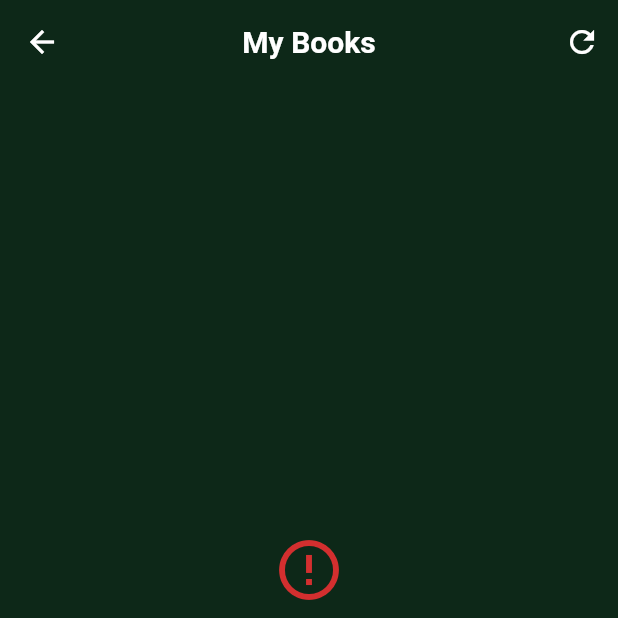
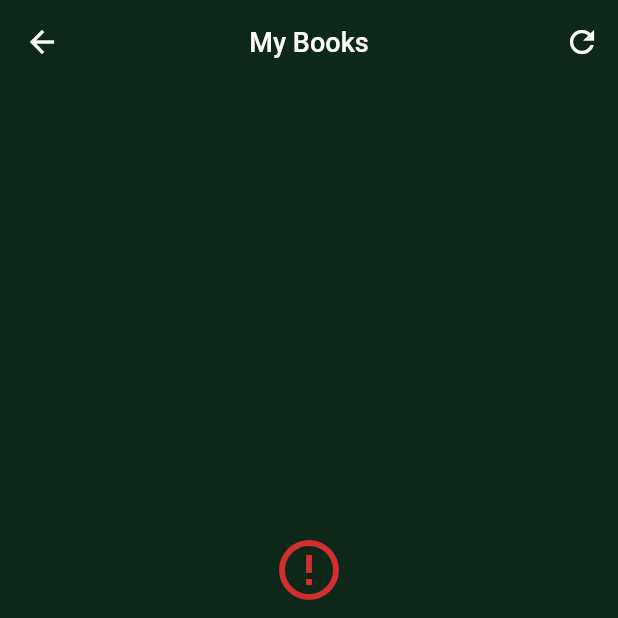
Before and after one commit to krish-anu/LibraryApp, a Flutter app: the Borrowed screen opened directly, on a phone screen of 412 x 824 dp, the top half of it. Run offline on Flutter 3.47's test engine with Material 3 defaults, Android fonts, the phone set to English and light mode, and no system bars; our stand-ins replace flutter_riverpod, fpdart, riverpod_annotation, shared_preferences; accounts and stored records are empty; generated files the repository leaves out were written again; network calls fail.

Commit message:
refactor:app bar

```diff
--- /dev/null
+++ b/client/lib/core/widgets/common/common_app_bar.dart
@@ -0,0 +1,46 @@
+import 'package:flutter/material.dart';
+import 'package:libraryapp/core/theme/app_pallete.dart';
+
+class CommonAppBar extends StatelessWidget implements PreferredSizeWidget {
+  final String title;
+  final List<Widget>? actions;
+  final bool centerTitle;
+  final bool showBack;
+  final VoidCallback? onBack;
+
+  const CommonAppBar({
+    super.key,
+    required this.title,
+    this.actions,
+    this.centerTitle = true,
+    this.showBack = true,
+    this.onBack,
+  });
+
+  @override
+  Size get preferredSize => const Size.fromHeight(kToolbarHeight);
+
+  @override
+  Widget build(BuildContext context) {
+    return AppBar(
+      backgroundColor: Pallete.scaffoldBackground,
+      elevation: 0,
+      leading: showBack
+          ? IconButton(
+              icon: const Icon(Icons.arrow_back, color: Colors.white),
+              onPressed: onBack ?? () => Navigator.maybePop(context),
+            )
+          : null,
+      title: Text(
+        title,
+        style: const TextStyle(
+          color: Colors.white,
+          fontSize: 18,
+          fontWeight: FontWeight.w500,
+        ),
+      ),
+      centerTitle: centerTitle,
+      actions: actions,
+    );
+  }
+}
--- a/client/lib/home/pages/borrowed.dart
+++ b/client/lib/home/pages/borrowed.dart
@@ -7,6 +7,7 @@ import 'package:libraryapp/data/repository/loan_repository.dart';
 import 'package:libraryapp/home/widgets/borrowed/borrowed_book_card.dart';
 import 'package:libraryapp/home/widgets/borrowed/borrowed_stats.dart';
 import 'package:libraryapp/home/widgets/borrowed/borrowed_empty_state.dart';
+import 'package:libraryapp/core/widgets/common/common_app_bar.dart';
 import 'package:libraryapp/models/book.dart';
 import 'package:libraryapp/models/loan.dart';
 
@@ -26,7 +27,18 @@ class _BorrowedState extends ConsumerState<Borrowed> {
 
     return Scaffold(
       backgroundColor: Pallete.scaffoldBackground,
-      appBar: _buildAppBar(context),
+      appBar: CommonAppBar(
+        title: 'My Books',
+        centerTitle: true,
+        actions: [
+          IconButton(
+            icon: const Icon(Icons.refresh, color: Colors.white),
+            onPressed: () {
+              ref.invalidate(fetchAllLoansProvider);
+            },
+          ),
+        ],
+      ),
       body: loansAsync.when(
         data: (loans) => booksAsync.when(
           data: (books) => _buildContent(context, loans, books),
@@ -39,33 +51,7 @@ class _BorrowedState extends ConsumerState<Borrowed> {
     );
   }
 
-  PreferredSizeWidget _buildAppBar(BuildContext context) {
-    return AppBar(
-      backgroundColor: Pallete.scaffoldBackground,
-      elevation: 0,
-      leading: IconButton(
-        icon: const Icon(Icons.arrow_back, color: Colors.white),
-        onPressed: () => Navigator.maybePop(context),
-      ),
-      title: const Text(
-        "My Books",
-        style: TextStyle(
-          color: Colors.white,
-          fontSize: 20,
-          fontWeight: FontWeight.bold,
-        ),
-      ),
-      centerTitle: true,
-      actions: [
-        IconButton(
-          icon: const Icon(Icons.refresh, color: Colors.white),
-          onPressed: () {
-            ref.invalidate(fetchAllLoansProvider);
-          },
-        ),
-      ],
-    );
-  }
+  // AppBar replaced by CommonAppBar to centralize styling and behavior.
 
   Widget _buildContent(
     BuildContext context,
```
Also changed, not shown: client/lib/core/widgets/book_view/book_view_app_bar.dart (+3 -16 lines), client/lib/home/pages/profile.dart (+15 -27 lines), client/lib/home/pages/search.dart (+11 -1 lines).
